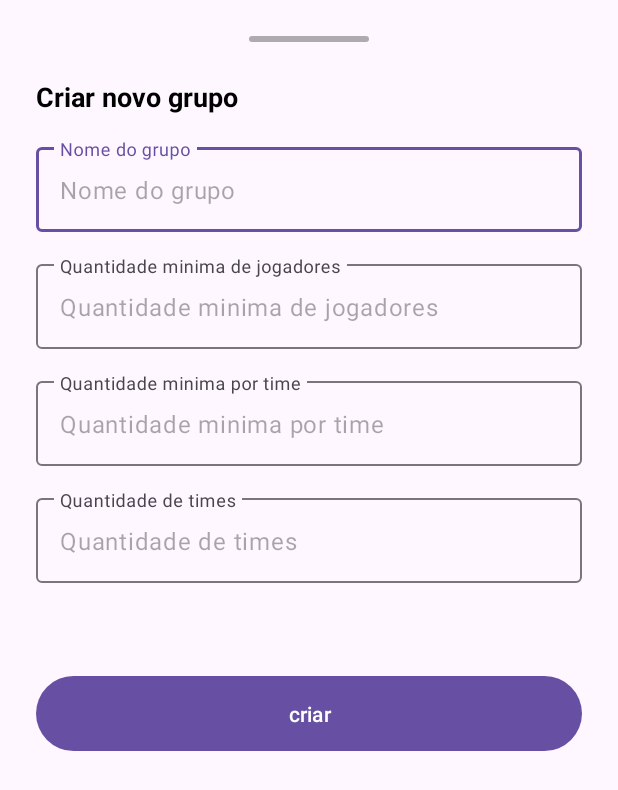
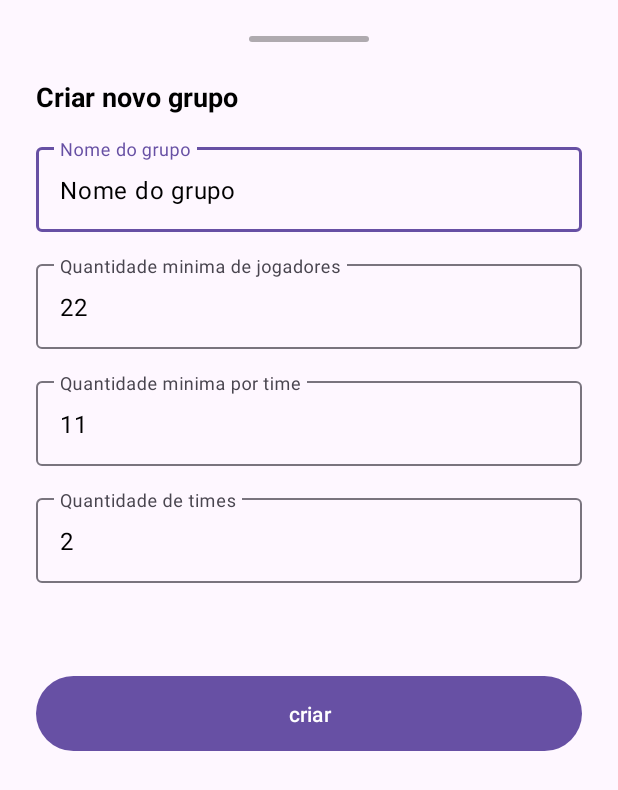
Before and after one commit to brect/smart-soccer, an Android app: the layout bottonsheet_create_group.xml on its own in the app's theme, with its tools: preview values and no code run, on a phone screen of 412 x 824 dp. Shown: the top 790 px of the screen. Run offline under Robolectric (Android 15) with nearby library versions, the phone set to English and light mode, and no system bars.

```diff
--- a/app/src/main/java/com/padawanbr/smartsoccer/presentation/GroupsFragment.kt
+++ b/app/src/main/java/com/padawanbr/smartsoccer/presentation/GroupsFragment.kt
@@ -104,6 +104,7 @@ class GroupsFragment : Fragment() {
                     }
                 }
             })
+
         }
 
 
@@ -129,7 +130,7 @@ class GroupsFragment : Fragment() {
                 }
 
                 GroupViewModel.UiState.Success -> {
-                    findNavController().navigate(R.id.action_GroupsFragment_to_SoccerPlayerFragment)
+//                    findNavController().navigate(R.id.action_GroupsFragment_to_SoccerPlayerFragment)
                     bottomSheetDialog.hide()
                 }
 
--- a/app/src/main/res/layout/bottonsheet_create_group.xml
+++ b/app/src/main/res/layout/bottonsheet_create_group.xml
@@ -45,6 +45,7 @@
             android:layout_width="match_parent"
             android:layout_height="wrap_content"
             android:hint="Nome do grupo"
+            android:text="Nome do grupo"
             android:inputType="text"
             android:textColor="@color/black" />
     </com.google.android.material.textfield.TextInputLayout>
@@ -67,6 +68,7 @@
             android:layout_width="match_parent"
             android:layout_height="wrap_content"
             android:hint="Quantidade minima de jogadores"
+            android:text="22"
             android:inputType="number"
             android:textColor="@color/black" />
     </com.google.android.material.textfield.TextInputLayout>
@@ -89,6 +91,7 @@
             android:layout_width="match_parent"
             android:layout_height="wrap_content"
             android:hint="Quantidade minima por time"
+            android:text="11"
             android:inputType="number"
             android:textColor="@color/black" />
     </com.google.android.material.textfield.TextInputLayout>
@@ -111,6 +114,7 @@
             android:layout_width="match_parent"
             android:layout_height="wrap_content"
             android:hint="Quantidade de times"
+            android:text="2"
             android:inputType="number"
             android:textColor="@color/black" />
     </com.google.android.material.textfield.TextInputLayout>
```
Also changed, not shown: app/src/main/java/com/padawanbr/smartsoccer/presentation/SoccerPlayerFragment.kt (+6 -6 lines).
